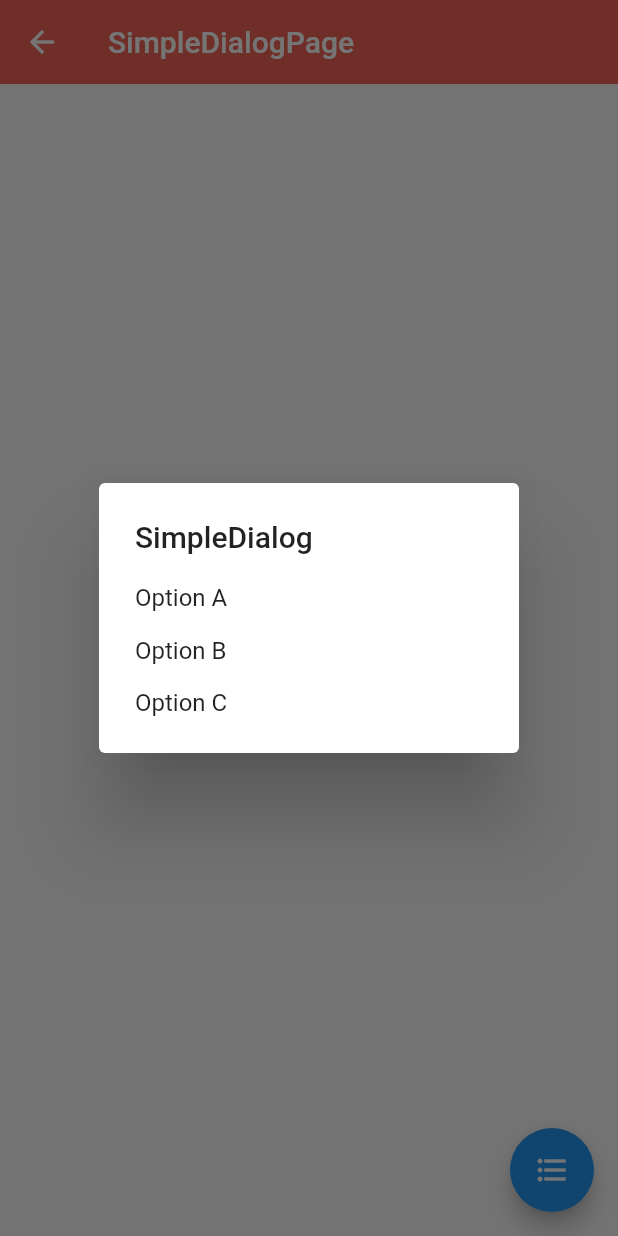
After one commit to aronsion/ninghui_flutter, a Flutter app: the SimpleDialogPage screen opened directly, after a tap on the "format list bulleted" icon, on a phone screen of 412 x 824 dp. The commit adds this screen. Run offline on Flutter 3.47's test engine with Material 2 defaults, Android fonts, the phone set to English and light mode, and no system bars; network calls fail.

Commit message:
时间组件、option组件

```diff
--- a/lib/pages/home/tabPage/MaterialPage.dart
+++ b/lib/pages/home/tabPage/MaterialPage.dart
@@ -4,9 +4,12 @@ import 'package:ninghui_flutter/pages/home/tabPage/BottomSheetPage.dart';
 import 'package:ninghui_flutter/pages/home/tabPage/CardPage.dart';
 import 'package:ninghui_flutter/pages/home/tabPage/ChipPage.dart';
 import 'package:ninghui_flutter/pages/home/tabPage/DataTablePage.dart';
+import 'package:ninghui_flutter/pages/home/tabPage/DataTimePage.dart';
 import 'package:ninghui_flutter/pages/home/tabPage/ExpansionPanelPage.dart';
 import 'package:ninghui_flutter/pages/home/tabPage/LayoutPage.dart';
 import 'package:ninghui_flutter/pages/home/tabPage/PaginatedDataTablePage.dart';
+import 'package:ninghui_flutter/pages/home/tabPage/SimpleDialogPage.dart';
+import 'package:ninghui_flutter/pages/home/tabPage/SliderPage.dart';
 import 'package:ninghui_flutter/pages/home/tabPage/SnackBarPage.dart';
 import 'package:ninghui_flutter/pages/home/tabPage/StepperPage.dart';
 
@@ -30,6 +33,9 @@ class _MaterialPageState extends State<MaterialPage> {
         ListItem(title: 'SnackBar',page: SnackBarPage(),),
         ListItem(title: 'BottomSheet',page: BottomSheetPage(),),
         ListItem(title: 'AlertDialog',page: AlertDialogPage(),),
+        ListItem(title: 'SimpleDialog',page: SimpleDialogPage(),),
+        ListItem(title:'Date & Time',page: DataTimePage(),),
+        ListItem(title: 'Slide',page: SliderPage(),)
       ],
     );
   }
--- /dev/null
+++ b/lib/pages/home/tabPage/SimpleDialogPage.dart
@@ -0,0 +1,92 @@
+import 'package:flutter/material.dart';
+
+
+enum Option{
+  A,B,C
+}
+
+class SimpleDialogPage extends StatefulWidget {
+  @override
+  _SimpleDialogPageState createState() => _SimpleDialogPageState();
+}
+
+class _SimpleDialogPageState extends State<SimpleDialogPage> {
+
+  String _choice = 'Nothing';
+  Future _openSimpleDialog() async{
+    final option  = await showDialog(
+        context: context,
+        builder: (BuildContext context){
+          return SimpleDialog(
+            title: Text('SimpleDialog'),
+            children: <Widget>[
+              SimpleDialogOption(
+                child: Text('Option A'),
+                onPressed: (){
+                  Navigator.pop(context,Option.A);
+                },
+              ),
+              SimpleDialogOption(
+                child: Text('Option B'),
+                onPressed: (){
+                  Navigator.pop(context,Option.B);
+                },
+              ),
+              SimpleDialogOption(
+                child: Text('Option C'),
+                onPressed: (){
+                  Navigator.pop(context,Option.C);
+                },
+              )
+            ],
+          );
+        }
+    );
+    switch(option){
+      case Option.A:
+        setState(() {
+          _choice = 'A';
+        });
+        break;
+      case Option.B:
+        setState(() {
+          _choice = 'B';
+        });
+        break;
+      case Option.C:
+        setState(() {
+          _choice = 'C';
+        });
+        break;
+      default:
+    }
+  }
+
+
+  @override
+  Widget build(BuildContext context) {
+    return Scaffold(
+      appBar: AppBar(
+        title: Text('SimpleDialogPage'),
+        elevation: 0.0,
+      ),
+      body: Container(
+        padding: EdgeInsets.all(16.0),
+        child: Column(
+          mainAxisAlignment: MainAxisAlignment.center,
+          children: <Widget>[
+            Text('Your choice is ：$_choice'),
+            Row(
+              mainAxisAlignment: MainAxisAlignment.center,
+              children: <Widget>[],
+            )
+          ],
+        ),
+      ),
+      floatingActionButton: FloatingActionButton(
+        child: Icon(Icons.format_list_bulleted),
+        onPressed: _openSimpleDialog,
+      ),
+    );
+  }
+}
--- a/pubspec.yaml
+++ b/pubspec.yaml
@@ -19,7 +19,7 @@ environment:
 dependencies:
   flutter:
     sdk: flutter
-
+  intl: 0.15.7
   # The following adds the Cupertino Icons font to your application.
   # Use with the CupertinoIcons class for iOS style icons.
   cupertino_icons: ^0.1.2
```
Also changed, not shown: lib/pages/home/tabPage/DataTimePage.dart (added, +84 -0 lines), lib/pages/home/tabPage/SliderPage.dart (added, +13 -0 lines).
